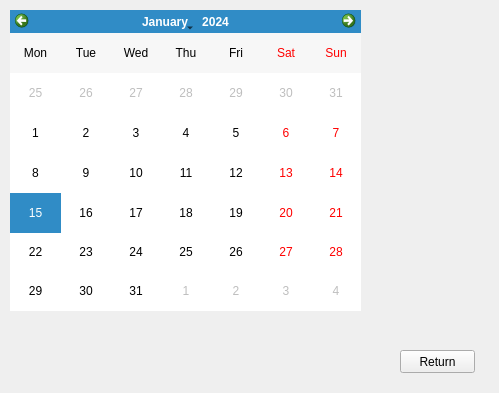
First picture: the form in Comcalen/EmployerCalendar.ui, repository Rolkarolka/Comcalen, before the edit.
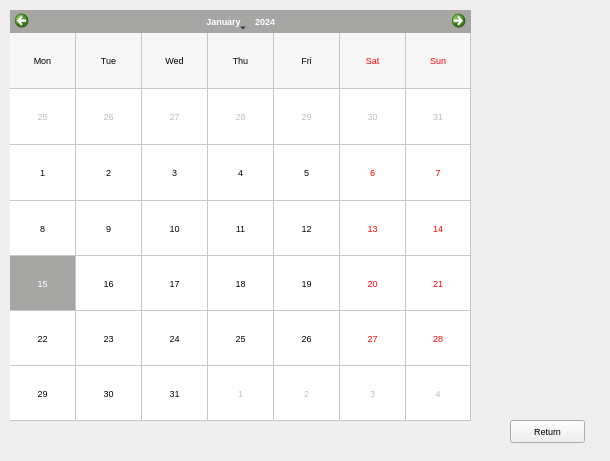
Second picture: the form after the edit.

Commit message: shift calendar pokolorowany

Diff of the .ui file:
```diff
--- a/Comcalen/EmployerCalendar.ui
+++ b/Comcalen/EmployerCalendar.ui
@@ -6,18 +6,60 @@
    <rect>
     <x>0</x>
     <y>0</y>
-    <width>499</width>
-    <height>393</height>
+    <width>610</width>
+    <height>461</height>
    </rect>
   </property>
+  <property name="palette">
+   <palette>
+    <active>
+     <colorrole role="Midlight">
+      <brush brushstyle="SolidPattern">
+       <color alpha="255">
+        <red>203</red>
+        <green>203</green>
+        <blue>203</blue>
+       </color>
+      </brush>
+     </colorrole>
+    </active>
+    <inactive>
+     <colorrole role="Midlight">
+      <brush brushstyle="SolidPattern">
+       <color alpha="255">
+        <red>203</red>
+        <green>203</green>
+        <blue>203</blue>
+       </color>
+      </brush>
+     </colorrole>
+    </inactive>
+    <disabled>
+     <colorrole role="Midlight">
+      <brush brushstyle="SolidPattern">
+       <color alpha="255">
+        <red>203</red>
+        <green>203</green>
+        <blue>203</blue>
+       </color>
+      </brush>
+     </colorrole>
+    </disabled>
+   </palette>
+  </property>
+  <property name="font">
+   <font>
+    <pointsize>7</pointsize>
+   </font>
+  </property>
   <property name="windowTitle">
    <string>EmployerCalendar</string>
   </property>
   <widget class="QPushButton" name="return_employer_c">
    <property name="geometry">
     <rect>
-     <x>400</x>
-     <y>350</y>
+     <x>510</x>
+     <y>420</y>
      <width>75</width>
      <height>23</height>
     </rect>
@@ -31,10 +73,109 @@
     <rect>
      <x>10</x>
      <y>10</y>
-     <width>351</width>
-     <height>301</height>
+     <width>461</width>
+     <height>411</height>
     </rect>
    </property>
+   <property name="palette">
+    <palette>
+     <active>
+      <colorrole role="Button">
+       <brush brushstyle="SolidPattern">
+        <color alpha="255">
+         <red>218</red>
+         <green>218</green>
+         <blue>218</blue>
+        </color>
+       </brush>
+      </colorrole>
+      <colorrole role="Light">
+       <brush brushstyle="SolidPattern">
+        <color alpha="255">
+         <red>238</red>
+         <green>238</green>
+         <blue>238</blue>
+        </color>
+       </brush>
+      </colorrole>
+      <colorrole role="Highlight">
+       <brush brushstyle="SolidPattern">
+        <color alpha="255">
+         <red>166</red>
+         <green>166</green>
+         <blue>165</blue>
+        </color>
+       </brush>
+      </colorrole>
+     </active>
+     <inactive>
+      <colorrole role="Button">
+       <brush brushstyle="SolidPattern">
+        <color alpha="255">
+         <red>218</red>
+         <green>218</green>
+         <blue>218</blue>
+        </color>
+       </brush>
+      </colorrole>
+      <colorrole role="Light">
+       <brush brushstyle="SolidPattern">
+        <color alpha="255">
+         <red>238</red>
+         <green>238</green>
+         <blue>238</blue>
+        </color>
+       </brush>
+      </colorrole>
+      <colorrole role="Highlight">
+       <brush brushstyle="SolidPattern">
+        <color alpha="255">
+         <red>166</red>
+         <green>166</green>
+         <blue>165</blue>
+        </color>
+       </brush>
+      </colorrole>
+     </inactive>
+     <disabled>
+      <colorrole role="Button">
+       <brush brushstyle="SolidPattern">
+        <color alpha="255">
+         <red>218</red>
+         <green>218</green>
+         <blue>218</blue>
+        </color>
+       </brush>
+      </colorrole>
+      <colorrole role="Light">
+       <brush brushstyle="SolidPattern">
+        <color alpha="255">
+         <red>238</red>
+         <green>238</green>
+         <blue>238</blue>
+        </color>
+       </brush>
+      </colorrole>
+      <colorrole role="Highlight">
+       <brush brushstyle="SolidPattern">
+        <color alpha="255">
+         <red>0</red>
+         <green>120</green>
+         <blue>215</blue>
+        </color>
+       </brush>
+      </colorrole>
+     </disabled>
+    </palette>
+   </property>
+   <property name="styleSheet">
+    <string notr="true">
+
+</string>
+   </property>
+   <property name="gridVisible">
+    <bool>true</bool>
+   </property>
    <property name="verticalHeaderFormat">
     <enum>QCalendarWidget::NoVerticalHeader</enum>
    </property>
@@ -42,7 +183,7 @@
   <widget class="QLabel" name="day_label">
    <property name="geometry">
     <rect>
-     <x>380</x>
+     <x>450</x>
      <y>40</y>
      <width>101</width>
      <height>41</height>
@@ -51,6 +192,7 @@
    <property name="font">
     <font>
      <family>Copperplate Gothic Bold</family>
+     <pointsize>7</pointsize>
     </font>
    </property>
    <property name="text">
@@ -60,15 +202,16 @@
   <widget class="QLabel" name="employee_label">
    <property name="geometry">
     <rect>
-     <x>380</x>
+     <x>440</x>
      <y>90</y>
-     <width>101</width>
+     <width>161</width>
      <height>41</height>
     </rect>
    </property>
    <property name="font">
     <font>
      <family>Copperplate Gothic Bold</family>
+     <pointsize>7</pointsize>
     </font>
    </property>
    <property name="text">
```
The commit also changes 6 other files.
